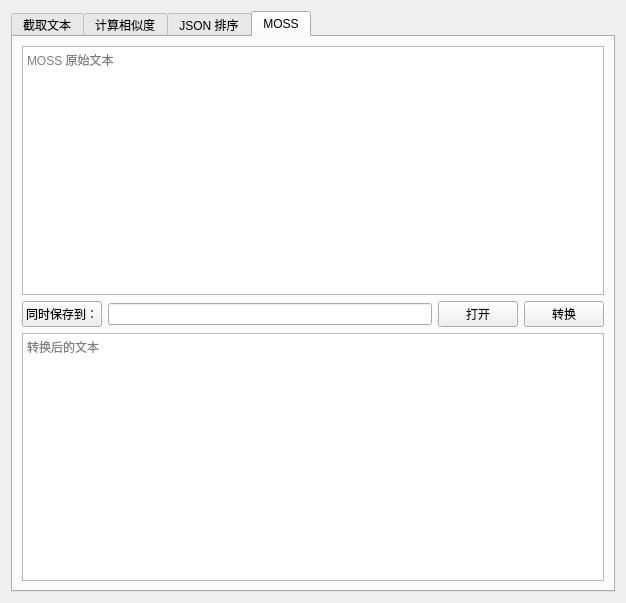
The window that pages/text_proc/page.ui (KirariSpark/JABORT) describes before a commit, drawn with Qt 5.
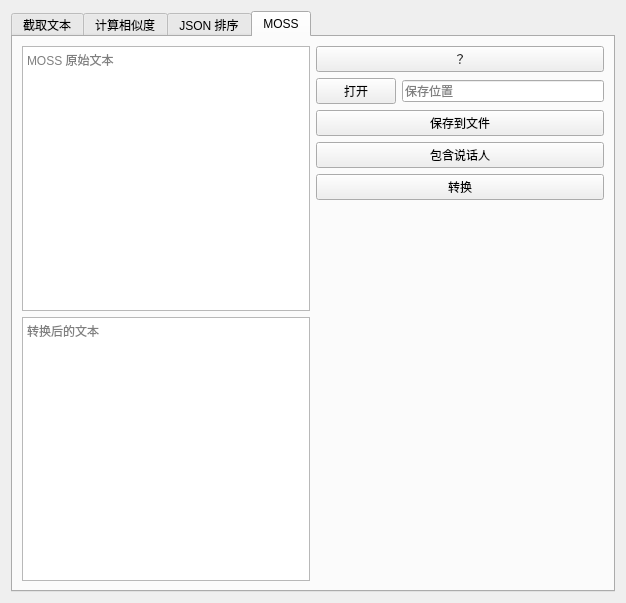
The same window after the commit. The open tabs and pages were chosen to show the change.

Commit message: 新增：MOSS 页面增加说话人和帮助功能

```diff
--- a/pages/text_proc/page.ui
+++ b/pages/text_proc/page.ui
@@ -277,20 +277,56 @@
       <attribute name="toolTip">
        <string>将 MOSS Transcribe Diarize 输出的结构化文本转换为 SRT</string>
       </attribute>
-      <layout class="QVBoxLayout" name="verticalLayout">
+      <layout class="QHBoxLayout" name="horizontalLayout_2">
        <item>
-        <widget class="QPlainTextEdit" name="MossTextInput">
-         <property name="placeholderText">
-          <string>MOSS 原始文本</string>
-         </property>
-        </widget>
+        <layout class="QVBoxLayout" name="MossLeftLayout">
+         <item>
+          <widget class="QPlainTextEdit" name="MossTextInput">
+           <property name="placeholderText">
+            <string>MOSS 原始文本</string>
+           </property>
+          </widget>
+         </item>
+         <item>
+          <widget class="QPlainTextEdit" name="MossTextOutput">
+           <property name="placeholderText">
+            <string>转换后的文本</string>
+           </property>
+          </widget>
+         </item>
+        </layout>
        </item>
        <item>
-        <layout class="QHBoxLayout" name="MossControls">
+        <layout class="QVBoxLayout" name="MossRightLayout">
+         <item>
+          <widget class="QPushButton" name="MossHelp">
+           <property name="text">
+            <string>？</string>
+           </property>
+          </widget>
+         </item>
+         <item>
+          <layout class="QHBoxLayout" name="MossSavePathLayout">
+           <item>
+            <widget class="QPushButton" name="MossSavePathOpen">
+             <property name="text">
+              <string>打开</string>
+             </property>
+            </widget>
+           </item>
+           <item>
+            <widget class="QLineEdit" name="MossSavePath">
+             <property name="placeholderText">
+              <string>保存位置</string>
+             </property>
+            </widget>
+           </item>
+          </layout>
+         </item>
          <item>
           <widget class="QPushButton" name="MossSaveCheck">
            <property name="text">
-            <string>同时保存到：</string>
+            <string>保存到文件</string>
            </property>
            <property name="checkable">
             <bool>true</bool>
@@ -298,12 +334,12 @@
           </widget>
          </item>
          <item>
-          <widget class="QLineEdit" name="MossSavePath"/>
-         </item>
-         <item>
-          <widget class="QPushButton" name="MossSavePathOpen">
+          <widget class="QPushButton" name="MossSpeakerCheck">
            <property name="text">
-            <string>打开</string>
+            <string>包含说话人</string>
+           </property>
+           <property name="checkable">
+            <bool>true</bool>
            </property>
           </widget>
          </item>
@@ -314,15 +350,21 @@
            </property>
           </widget>
          </item>
+         <item>
+          <spacer name="MossSpacer">
+           <property name="orientation">
+            <enum>Qt::Orientation::Vertical</enum>
+           </property>
+           <property name="sizeHint" stdset="0">
+            <size>
+             <width>20</width>
+             <height>40</height>
+            </size>
+           </property>
+          </spacer>
+         </item>
         </layout>
        </item>
-       <item>
-        <widget class="QPlainTextEdit" name="MossTextOutput">
-         <property name="placeholderText">
-          <string>转换后的文本</string>
-         </property>
-        </widget>
-       </item>
       </layout>
      </widget>
     </widget>
```
The commit also changes 3 other files.
